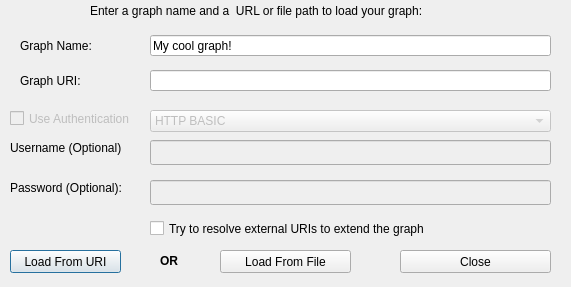
Above: dialogs/ui/loadgraphdialog.ui from sparqlunicorn/sparqlunicornGoesGIS before the change. Below: the same form after it.
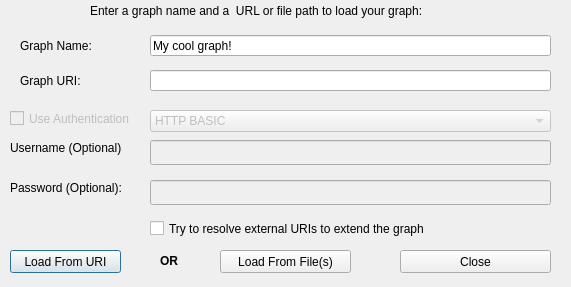
That is the form after the change.

```diff
--- a/dialogs/ui/loadgraphdialog.ui
+++ b/dialogs/ui/loadgraphdialog.ui
@@ -36,7 +36,7 @@
     </rect>
    </property>
    <property name="text">
-    <string>Load From File</string>
+    <string>Load From File(s)</string>
    </property>
   </widget>
   <widget class="QLineEdit" name="graphURIEdit">
```
